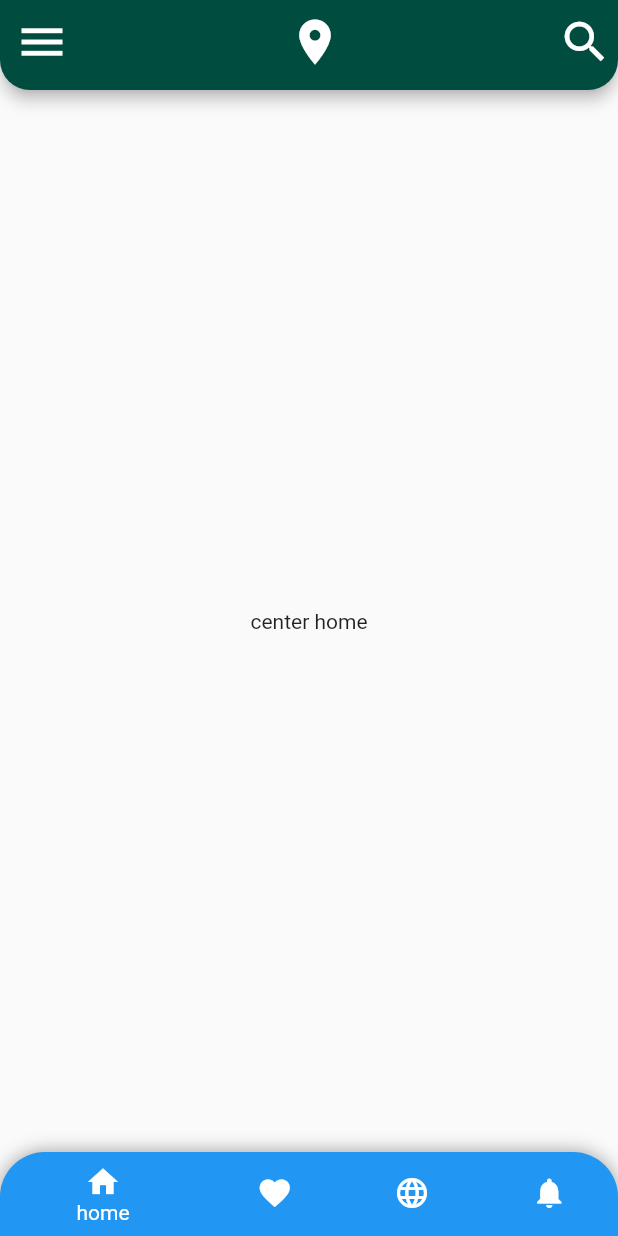
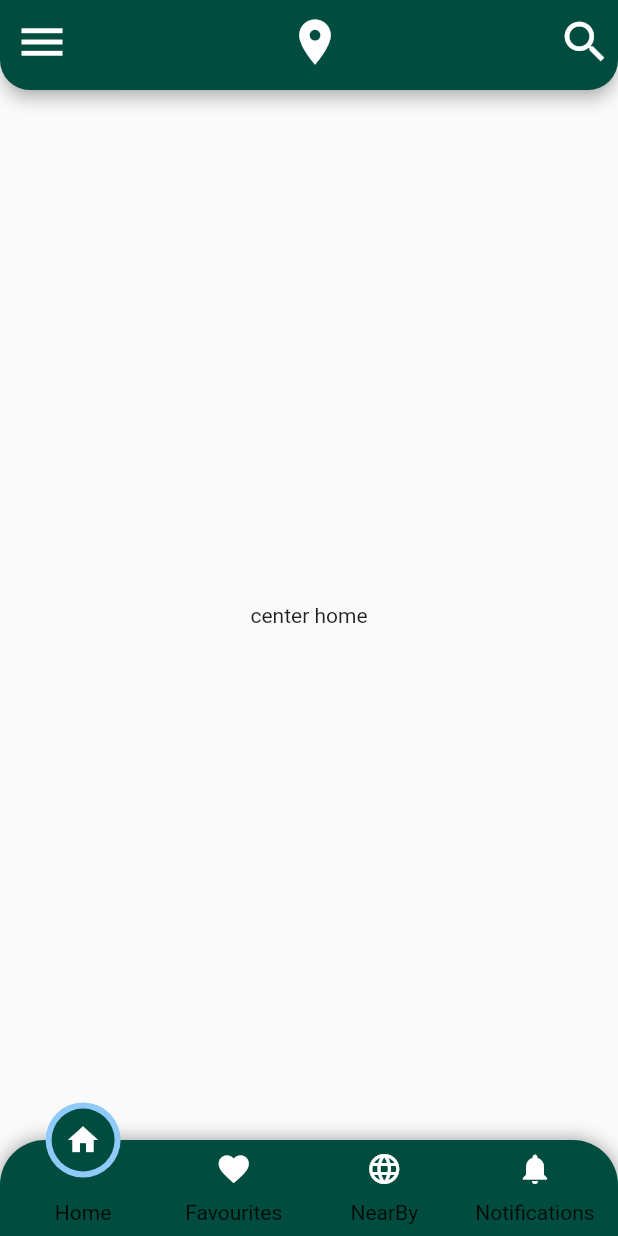
Before and after one commit to husseinTalal2/mobile-project, a Flutter app: the screen it shows after launch, on a phone screen of 412 x 824 dp. Run offline on Flutter 3.47's test engine with Material 2 defaults, Android fonts, the light colour scheme and no system bars.

Commit message:
finishing bottom nav

```diff
--- a/lib/main.dart
+++ b/lib/main.dart
@@ -1,4 +1,5 @@
 import 'package:flutter/material.dart';
+import 'widgets/bottom_nav.dart';
 
 void main() => runApp(MyApp());
 
@@ -6,53 +7,14 @@
   @override
   Widget build(BuildContext context) {
     return MaterialApp(
-        theme: ThemeData(primaryColor: Colors.green[900]),
-        home: const Scaffold(
-            appBar: CustomAppBar(),
-            body: Center(
-              child: Text("center home"),
-            ),
-            bottomNavigationBar: Container(
-                decoration: BoxDecoration(
-                  borderRadius: BorderRadius.only(
-                      topRight: Radius.circular(30),
-                      topLeft: Radius.circular(30)),
-                  boxShadow: [
-                    BoxShadow(
-                        color: Colors.black38, spreadRadius: 0, blurRadius: 10),
-                  ],
-                ),
-                child: ClipRRect(
-                  borderRadius: BorderRadius.only(
-                    topLeft: Radius.circular(30.0),
-                    topRight: Radius.circular(30.0),
-                  ),
-                  child: BottomNavBar(),
-                ))));
-  }
-}
-
-class BottomNavBar extends StatelessWidget {
-  const BottomNavBar({
-    Key? key,
-  }) : super(key: key);
-
-  @override
-  Widget build(BuildContext context) {
-    return BottomNavigationBar(
-      items: const [
-        BottomNavigationBarItem(
-            icon: Icon(Icons.home),
-            label: "home",
-            backgroundColor: Colors.blue),
-        BottomNavigationBarItem(
-            icon: Icon(Icons.favorite),
-            label: "favourite",
-            backgroundColor: Colors.blue),
-        BottomNavigationBarItem(icon: Icon(Icons.language), label: "Near By"),
-        BottomNavigationBarItem(
-            icon: Icon(Icons.notifications), label: "Notifications")
-      ],
+      theme: ThemeData(primaryColor: Colors.teal[900]),
+      home: const Scaffold(
+          drawer: Drawer(),
+          appBar: CustomAppBar(),
+          body: Center(
+            child: Text("center home"),
+          ),
+          bottomNavigationBar: BottomNavBar()),
     );
   }
 }
@@ -69,9 +31,14 @@
   Widget build(BuildContext context) {
     return AppBar(
       shape: const RoundedRectangleBorder(
-          borderRadius: BorderRadius.vertical(bottom: Radius.circular(20))),
+        borderRadius: BorderRadius.vertical(bottom: Radius.circular(20)),
+      ),
       backgroundColor: Colors.teal[900],
-      leading: const Icon(Icons.menu, size: 36),
+      leading: IconButton(
+          onPressed: () {
+            Scaffold.of(context).openDrawer();
+          },
+          icon: const Icon(Icons.menu, size: 36)),
       title: const Center(
           child: Icon(
         Icons.room,
--- /dev/null
+++ b/lib/widgets/bottom_nav.dart
@@ -0,0 +1,98 @@
+import 'package:flutter/material.dart';
+
+class BottomNavBar extends StatefulWidget {
+  const BottomNavBar({
+    Key? key,
+  }) : super(key: key);
+
+  @override
+  State<BottomNavBar> createState() => _BottomNavBarState();
+}
+
+class _BottomNavBarState extends State<BottomNavBar> {
+  int selectedTab = 0;
+  bool isSelected(int index) {
+    return index == selectedTab;
+  }
+
+  @override
+  Widget build(BuildContext context) {
+    return Container(
+      height: 64,
+      decoration: BoxDecoration(
+        color: Theme.of(context).primaryColor,
+        borderRadius: const BorderRadius.only(
+            topRight: Radius.circular(30), topLeft: Radius.circular(30)),
+        boxShadow: const [
+          BoxShadow(color: Colors.black38, spreadRadius: 0, blurRadius: 10),
+        ],
+      ),
+      child: Row(
+        mainAxisAlignment: MainAxisAlignment.spaceEvenly,
+        children: [
+          BottomNavItem(Icons.home, 0, "Home"),
+          BottomNavItem(Icons.favorite, 1, "Favourites"),
+          BottomNavItem(Icons.language, 2, "NearBy"),
+          BottomNavItem(Icons.notifications, 3, "Notifications"),
+        ],
+      ),
+    );
+  }
+
+  Widget BottomNavItem(IconData icon, int tabIndex, String label) {
+    return GestureDetector(
+      onTap: () {
+        setState(() {
+          selectedTab = tabIndex;
+        });
+      },
+      child: Container(
+        width: 90,
+        height: double.maxFinite,
+        child: SizedBox(
+          width: 90,
+          height: 40,
+          child: Column(
+            children: [
+              SizedBox(
+                height: 40,
+                child: Stack(
+                  clipBehavior: Clip.none,
+                  alignment: AlignmentDirectional.center,
+                  children: [
+                    Positioned(
+                      top: isSelected(tabIndex) ? -25 : 0,
+                      child: CircleAvatar(
+                        radius: isSelected(tabIndex) ? 25 : 25 * 0.7,
+                        backgroundColor: isSelected(tabIndex)
+                            ? Theme.of(context).backgroundColor
+                            : Theme.of(context).primaryColor,
+                        child: SizedBox(
+                          width: 42,
+                          height: isSelected(tabIndex) ? 42 : 21,
+                          child: CircleAvatar(
+                            backgroundColor: Theme.of(context).primaryColor,
+                            radius: 18,
+                            child: Icon(
+                              icon,
+                              color: Colors.white,
+                            ),
+                          ),
+                        ),
+                      ),
+                    )
+                  ],
+                ),
+              ),
+              Center(
+                child: Text(
+                  label,
+                ),
+              )
+            ],
+          ),
+        ),
+      ),
+    );
+  }
+}
```
